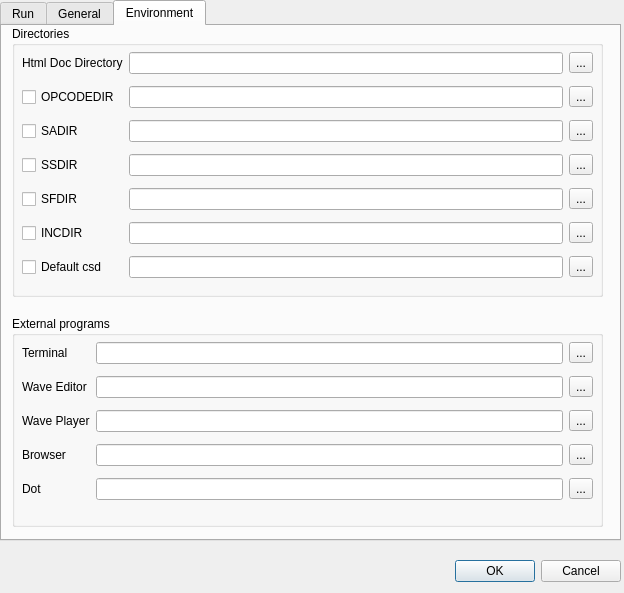
Above: src/configdialog.ui from CsoundQt/CsoundQt before the change. Below: the same form after it.
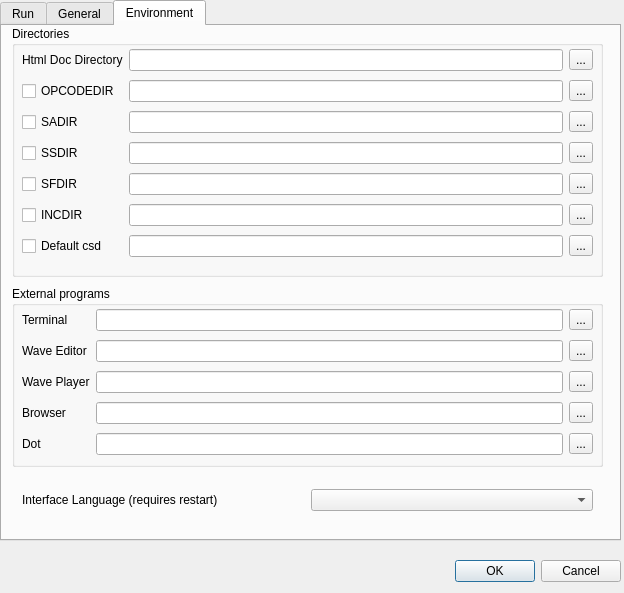
That is the form after the change. The open tabs and pages were chosen to show the change.

Patch:
```diff
--- a/src/configdialog.ui
+++ b/src/configdialog.ui
@@ -1078,7 +1078,7 @@
        <x>10</x>
        <y>0</y>
        <width>591</width>
-       <height>271</height>
+       <height>251</height>
       </rect>
      </property>
      <property name="title" >
@@ -1090,7 +1090,7 @@
         <x>10</x>
         <y>20</y>
         <width>571</width>
-        <height>241</height>
+        <height>221</height>
        </rect>
       </property>
       <layout class="QGridLayout" >
@@ -1261,9 +1261,9 @@
      <property name="geometry" >
       <rect>
        <x>10</x>
-       <y>290</y>
+       <y>260</y>
        <width>591</width>
-       <height>211</height>
+       <height>181</height>
       </rect>
      </property>
      <property name="title" >
@@ -1275,7 +1275,7 @@
         <x>10</x>
         <y>20</y>
         <width>571</width>
-        <height>171</height>
+        <height>153</height>
        </rect>
       </property>
       <layout class="QGridLayout" >
@@ -1395,6 +1395,28 @@
       </layout>
      </widget>
     </widget>
+    <widget class="QWidget" name="layoutWidget" >
+     <property name="geometry" >
+      <rect>
+       <x>20</x>
+       <y>460</y>
+       <width>571</width>
+       <height>28</height>
+      </rect>
+     </property>
+     <layout class="QHBoxLayout" name="horizontalLayout" >
+      <item>
+       <widget class="QLabel" name="label_25" >
+        <property name="text" >
+         <string>Interface Language (requires restart)</string>
+        </property>
+       </widget>
+      </item>
+      <item>
+       <widget class="QComboBox" name="languageComboBox" />
+      </item>
+     </layout>
+    </widget>
    </widget>
   </widget>
  </widget>
```
Left out of the diff: 28 changed lines with no effect on the pictures.
